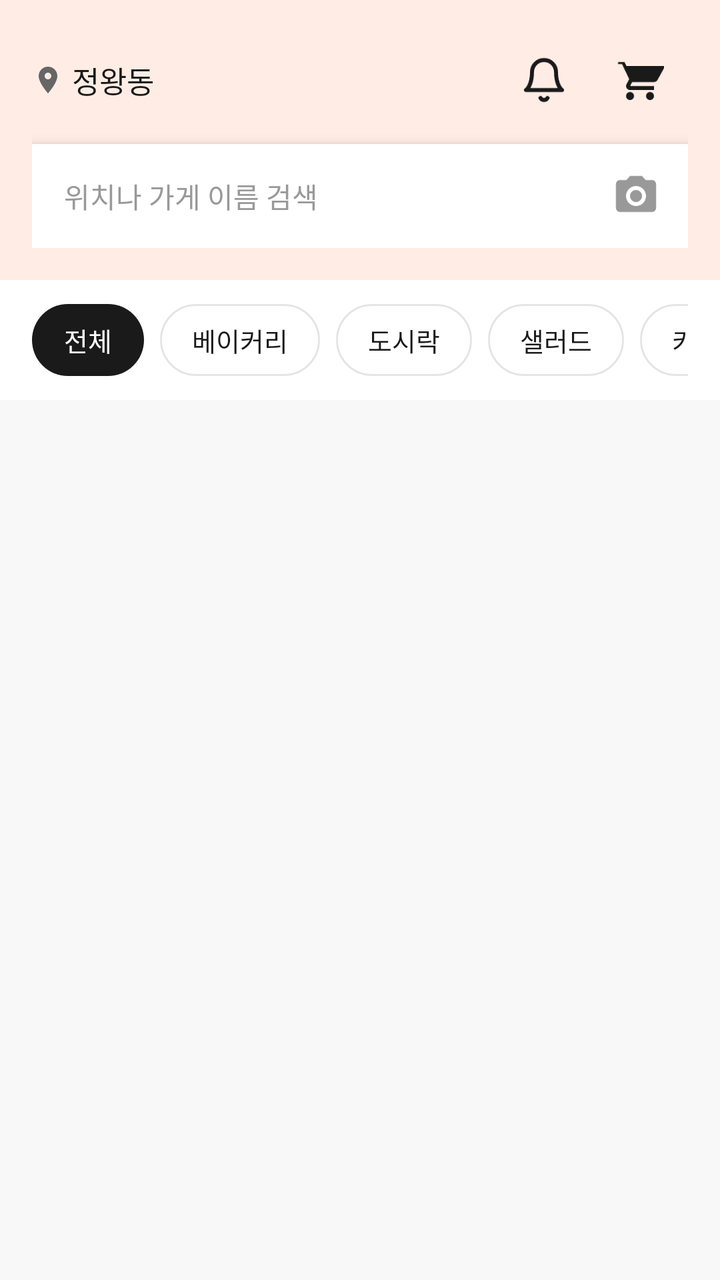
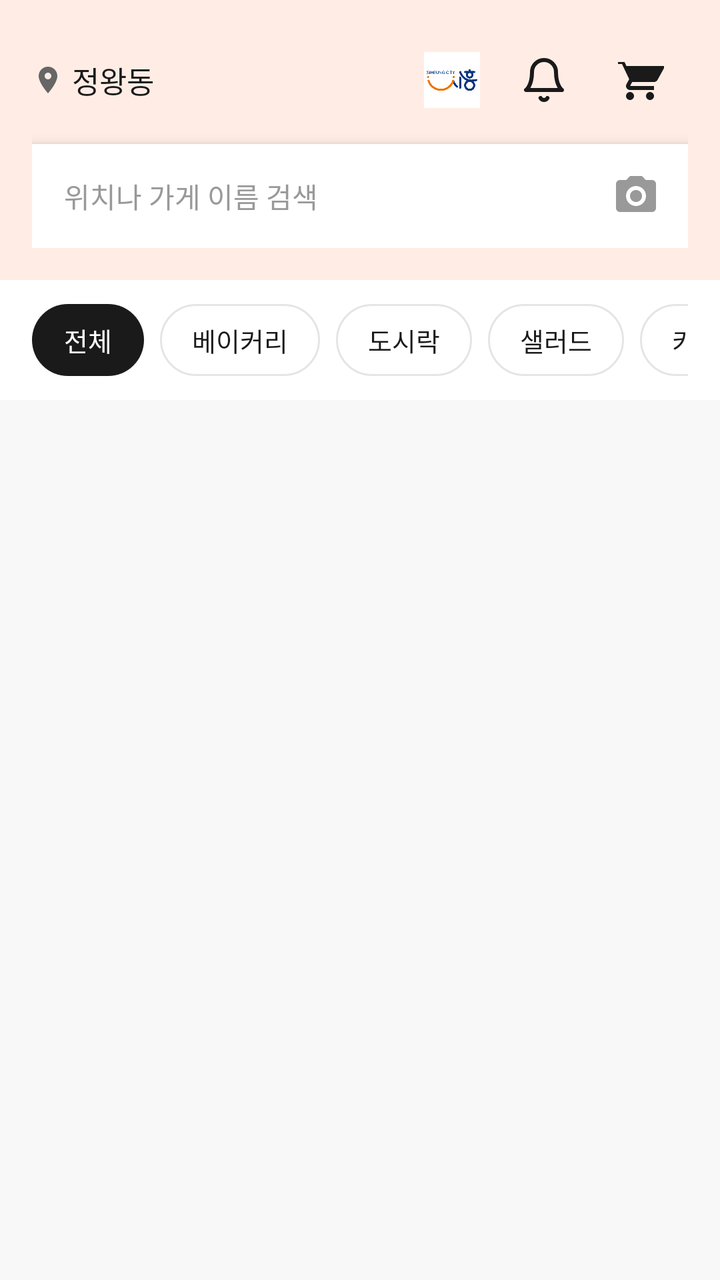

Before-and-after screenshots of an Android layout around one commit, followed by the original layout XML and the change that was made.
<!-- AndroidManifest.xml: application theme Theme.Deuktemsiru -->
<!-- res/layout/fragment_home.xml -->
<?xml version="1.0" encoding="utf-8"?>
<androidx.coordinatorlayout.widget.CoordinatorLayout
    xmlns:android="http://schemas.android.com/apk/res/android"
    xmlns:app="http://schemas.android.com/apk/res-auto"
    android:layout_width="match_parent"
    android:layout_height="match_parent"
    android:background="@color/color_surface">

    
    <LinearLayout
        android:id="@+id/ll_header"
        android:layout_width="match_parent"
        android:layout_height="wrap_content"
        android:orientation="vertical"
        android:background="@color/primary_light"
        android:paddingHorizontal="@dimen/spacing_lg"
        android:paddingTop="16dp"
        android:paddingBottom="16dp">

        
        <LinearLayout
            android:layout_width="match_parent"
            android:layout_height="@dimen/touch_target_min"
            android:orientation="horizontal"
            android:gravity="center_vertical">

            <ImageView
                android:layout_width="16dp"
                android:layout_height="16dp"
                android:src="@drawable/ic_location"
                android:contentDescription="위치" />

            <TextView
                android:id="@+id/tv_location"
                android:layout_width="0dp"
                android:layout_height="wrap_content"
                android:layout_weight="1"
                android:text="정왕동"
                android:textSize="15sp"
                android:fontFamily="sans-serif-medium"
                android:textColor="@color/color_text"
                android:layout_marginStart="4dp" />

            <ImageButton
                android:id="@+id/btn_bell"
                android:layout_width="@dimen/touch_target_min"
                android:layout_height="@dimen/touch_target_min"
                android:src="@drawable/ic_bell"
                android:background="?attr/selectableItemBackgroundBorderless"
                android:contentDescription="알림" />

            <ImageButton
                android:id="@+id/btn_cart"
                android:layout_width="@dimen/touch_target_min"
                android:layout_height="@dimen/touch_target_min"
                android:src="@drawable/ic_cart"
                android:background="?attr/selectableItemBackgroundBorderless"
                android:contentDescription="장바구니" />
        </LinearLayout>

        
        <LinearLayout
            android:id="@+id/ll_search"
            android:layout_width="match_parent"
            android:layout_height="wrap_content"
            android:layout_marginTop="8dp"
            android:orientation="horizontal"
            android:gravity="center_vertical"
            android:background="@color/white"
            android:elevation="4dp"
            android:padding="4dp">

            <EditText
                android:layout_width="0dp"
                android:layout_height="44dp"
                android:layout_weight="1"
                android:hint="@string/map_search_hint"
                android:textSize="@dimen/text_body"
                android:textColor="@color/color_text"
                android:textColorHint="@color/color_text_muted"
                android:background="@android:color/transparent"
                android:paddingHorizontal="12dp"
                android:inputType="text"
                android:imeOptions="actionSearch"
                android:maxLines="1" />

            <ImageButton
                android:layout_width="44dp"
                android:layout_height="44dp"
                android:src="@drawable/ic_camera"
                android:background="?attr/selectableItemBackgroundBorderless"
                android:contentDescription="필터" />
        </LinearLayout>
    </LinearLayout>

    
    <androidx.core.widget.NestedScrollView
        android:layout_width="match_parent"
        android:layout_height="match_parent"
        android:layout_marginTop="140dp"
        android:fillViewport="true">

        <LinearLayout
            android:layout_width="match_parent"
            android:layout_height="wrap_content"
            android:orientation="vertical">

            
            <HorizontalScrollView
                android:layout_width="match_parent"
                android:layout_height="wrap_content"
                android:scrollbars="none"
                android:paddingHorizontal="@dimen/spacing_lg"
                android:paddingVertical="12dp"
                android:background="@color/white">

                <LinearLayout
                    android:id="@+id/ll_categories"
                    android:layout_width="wrap_content"
                    android:layout_height="wrap_content"
                    android:orientation="horizontal"
                    android:gravity="center_vertical">

                    <TextView
                        android:id="@+id/chip_all"
                        android:layout_width="wrap_content"
                        android:layout_height="36dp"
                        android:gravity="center"
                        android:paddingHorizontal="16dp"
                        android:text="전체"
                        android:textSize="13sp"
                        android:fontFamily="sans-serif-medium"
                        android:textColor="@color/white"
                        android:background="@drawable/bg_chip_selected"
                        android:layout_marginEnd="8dp" />

                    <TextView
                        android:id="@+id/chip_bakery"
                        android:layout_width="wrap_content"
                        android:layout_height="36dp"
                        android:gravity="center"
                        android:paddingHorizontal="16dp"
                        android:text="베이커리"
                        android:textSize="13sp"
                        android:textColor="@color/color_text"
                        android:background="@drawable/bg_chip_unselected"
                        android:layout_marginEnd="8dp" />

                    <TextView
                        android:id="@+id/chip_lunchbox"
                        android:layout_width="wrap_content"
                        android:layout_height="36dp"
                        android:gravity="center"
                        android:paddingHorizontal="16dp"
                        android:text="도시락"
                        android:textSize="13sp"
                        android:textColor="@color/color_text"
                        android:background="@drawable/bg_chip_unselected"
                        android:layout_marginEnd="8dp" />

                    <TextView
                        android:id="@+id/chip_salad"
                        android:layout_width="wrap_content"
                        android:layout_height="36dp"
                        android:gravity="center"
                        android:paddingHorizontal="16dp"
                        android:text="샐러드"
                        android:textSize="13sp"
                        android:textColor="@color/color_text"
                        android:background="@drawable/bg_chip_unselected"
                        android:layout_marginEnd="8dp" />

                    <TextView
                        android:id="@+id/chip_cafe"
                        android:layout_width="wrap_content"
                        android:layout_height="36dp"
                        android:gravity="center"
                        android:paddingHorizontal="16dp"
                        android:text="카페"
                        android:textSize="13sp"
                        android:textColor="@color/color_text"
                        android:background="@drawable/bg_chip_unselected" />
                </LinearLayout>
            </HorizontalScrollView>

            
            <androidx.recyclerview.widget.RecyclerView
                android:id="@+id/rv_stores"
                android:layout_width="match_parent"
                android:layout_height="wrap_content"
                android:paddingHorizontal="@dimen/spacing_lg"
                android:paddingTop="8dp"
                android:paddingBottom="16dp"
                android:clipToPadding="false"
                android:nestedScrollingEnabled="false" />

            
            <LinearLayout
                android:id="@+id/ll_empty"
                android:layout_width="match_parent"
                android:layout_height="wrap_content"
                android:orientation="vertical"
                android:gravity="center"
                android:padding="48dp"
                android:visibility="gone">

                <TextView
                    android:layout_width="wrap_content"
                    android:layout_height="wrap_content"
                    android:text="🍽️"
                    android:textSize="48sp" />

                <TextView
                    android:layout_width="wrap_content"
                    android:layout_height="wrap_content"
                    android:layout_marginTop="16dp"
                    android:text="조금 더 기다려볼까요?"
                    android:textSize="@dimen/text_title"
                    android:fontFamily="sans-serif-medium"
                    android:textColor="@color/color_text"
                    android:gravity="center" />

                <TextView
                    android:layout_width="wrap_content"
                    android:layout_height="wrap_content"
                    android:layout_marginTop="8dp"
                    android:text="주변에 마감 임박 가게가 없어요.\n알림 신청 시 바로 알려드릴게요!"
                    android:textSize="@dimen/text_body"
                    android:textColor="@color/color_text_sub"
                    android:gravity="center"
                    android:lineSpacingExtra="4dp" />
            </LinearLayout>
        </LinearLayout>
    </androidx.core.widget.NestedScrollView>

</androidx.coordinatorlayout.widget.CoordinatorLayout>
<!-- resources referenced by this layout -->
<resources>
  <color name="color_surface">#F8F8F8</color>
  <color name="color_text">#1A1A1A</color>
  <color name="color_text_muted">#999999</color>
  <color name="color_text_sub">#666666</color>
  <color name="primary_light">#FFEDE5</color>
  <color name="white">#FFFFFFFF</color>
  <dimen name="spacing_lg">16dp</dimen>
  <dimen name="text_body">14sp</dimen>
  <dimen name="text_title">17sp</dimen>
  <dimen name="touch_target_min">48dp</dimen>
  <!-- drawable bg_chip_selected (drawable) -->
  <?xml version="1.0" encoding="utf-8"?>
  <shape xmlns:android="http://schemas.android.com/apk/res/android"
      android:shape="rectangle">
      <solid android:color="@color/color_text" />
      <corners android:radius="@dimen/radius_pill" />
  </shape>
  <!-- drawable bg_chip_unselected (drawable) -->
  <?xml version="1.0" encoding="utf-8"?>
  <shape xmlns:android="http://schemas.android.com/apk/res/android"
      android:shape="rectangle">
      <solid android:color="@color/white" />
      <stroke
          android:width="1dp"
          android:color="@color/color_border" />
      <corners android:radius="@dimen/radius_pill" />
  </shape>
  <!-- drawable ic_camera (drawable) -->
  <vector xmlns:android="http://schemas.android.com/apk/res/android"
      android:width="24dp"
      android:height="24dp"
      android:viewportWidth="24"
      android:viewportHeight="24">
      <path
          android:fillColor="#999999"
          android:pathData="M20,4h-3.17L15,2H9L7.17,4H4C2.9,4 2,4.9 2,6v12c0,1.1 0.9,2 2,2h16c1.1,0 2,-0.9 2,-2V6C22,4.9 21.1,4 20,4zM12,17c-2.76,0 -5,-2.24 -5,-5s2.24,-5 5,-5 5,2.24 5,5 -2.24,5 -5,5zM12,9c-1.66,0 -3,1.34 -3,3s1.34,3 3,3 3,-1.34 3,-3 -1.34,-3 -3,-3z" />
  </vector>
  <!-- drawable ic_cart (drawable) -->
  <vector xmlns:android="http://schemas.android.com/apk/res/android"
      android:width="24dp"
      android:height="24dp"
      android:viewportWidth="24"
      android:viewportHeight="24">
      <path
          android:fillColor="#1A1A1A"
          android:pathData="M7,18c-1.1,0 -1.99,0.9 -1.99,2S5.9,22 7,22s2,-0.9 2,-2 -0.9,-2 -2,-2zM1,2v2h2l3.6,7.59 -1.35,2.45c-0.16,0.28 -0.25,0.61 -0.25,0.96C5,16.1 5.9,17 7,17h12v-2H7.42c-0.14,0 -0.25,-0.11 -0.25,-0.25l0.03,-0.12 0.9,-1.63H19c0.75,0 1.41,-0.41 1.75,-1.03l3.58,-6.49C24.53,5.31 24.3,5 23.97,5H5.21L4.27,3H1zM17,18c-1.1,0 -1.99,0.9 -1.99,2s0.89,2 1.99,2 2,-0.9 2,-2 -0.9,-2 -2,-2z" />
  </vector>
  <!-- drawable ic_location (drawable) -->
  <vector xmlns:android="http://schemas.android.com/apk/res/android"
      android:width="14dp"
      android:height="14dp"
      android:viewportWidth="24"
      android:viewportHeight="24">
      <path
          android:fillColor="#666666"
          android:pathData="M12,2C8.13,2 5,5.13 5,9c0,5.25 7,13 7,13s7,-7.75 7,-13C19,5.13 15.87,2 12,2zM12,11.5c-1.38,0 -2.5,-1.12 -2.5,-2.5s1.12,-2.5 2.5,-2.5 2.5,1.12 2.5,2.5 -1.12,2.5 -2.5,2.5z" />
  </vector>
  <string name="map_search_hint">위치나 가게 이름 검색</string>
  <style name="Theme.Deuktemsiru" parent="Base.Theme.Deuktemsiru" />
  <dimen name="radius_pill">999dp</dimen>
  <color name="color_border">#E5E5E5</color>
  <style name="Base.Theme.Deuktemsiru" parent="Theme.Material3.DayNight.NoActionBar">
          <item name="colorPrimary">@color/primary</item>
          <item name="colorPrimaryVariant">@color/primary_dark</item>
          <item name="colorOnPrimary">@color/white</item>
          <item name="colorSecondary">@color/primary</item>
          <item name="colorSurface">@color/white</item>
          <item name="android:colorBackground">@color/white</item>
          <item name="android:statusBarColor" tools:targetApi="l">@color/white</item>
          <item name="android:windowLightStatusBar" tools:targetApi="m">true</item>
          <item name="android:fontFamily">sans-serif</item>
      </style>
  <color name="primary">#FF5C2E</color>
  <color name="primary_dark">#6B2B12</color>
  <!-- unchanged entries left out for length: 1 -->
</resources>

<!-- the commit's change to res/layout/fragment_home.xml (unified diff, before → after) -->
@@ -40,6 +40,14 @@
                 android:fontFamily="sans-serif-medium"
                 android:textColor="@color/color_text"
                 android:layout_marginStart="4dp" />
+
+            <ImageView
+                android:layout_width="28dp"
+                android:layout_height="28dp"
+                android:layout_marginEnd="8dp"
+                android:contentDescription="시흥시 BI"
+                android:scaleType="fitCenter"
+                android:src="@drawable/img_siheung_bi" />
 
             <ImageButton
                 android:id="@+id/btn_bell"
@@ -204,11 +212,12 @@
                 android:padding="48dp"
                 android:visibility="gone">
 
-                <TextView
-                    android:layout_width="wrap_content"
-                    android:layout_height="wrap_content"
-                    android:text="🍽️"
-                    android:textSize="48sp" />
+                <ImageView
+                    android:layout_width="96dp"
+                    android:layout_height="96dp"
+                    android:contentDescription="시흥시 캐릭터"
+                    android:scaleType="fitCenter"
+                    android:src="@drawable/img_siheung_character" />
 
                 <TextView
                     android:layout_width="wrap_content"
<!-- resource entries referenced after the edit -->
@@ -57,6 +57,8 @@
           android:fillColor="#666666"
           android:pathData="M12,2C8.13,2 5,5.13 5,9c0,5.25 7,13 7,13s7,-7.75 7,-13C19,5.13 15.87,2 12,2zM12,11.5c-1.38,0 -2.5,-1.12 -2.5,-2.5s1.12,-2.5 2.5,-2.5 2.5,1.12 2.5,2.5 -1.12,2.5 -2.5,2.5z" />
   </vector>
+  <!-- drawable img_siheung_bi: png bitmap (drawable-nodpi, 9812 bytes) -->
+  <!-- drawable img_siheung_character: png bitmap (drawable-nodpi, 88320 bytes) -->
   <string name="map_search_hint">위치나 가게 이름 검색</string>
   <style name="Theme.Deuktemsiru" parent="Base.Theme.Deuktemsiru" />
   <dimen name="radius_pill">999dp</dimen>
